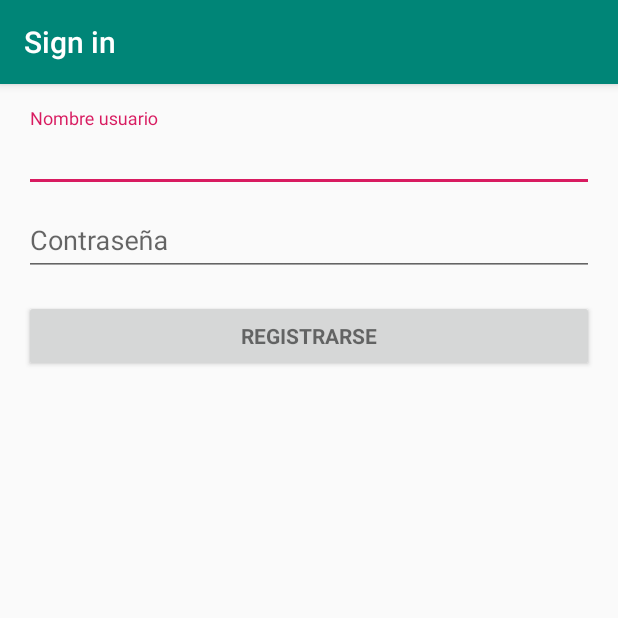
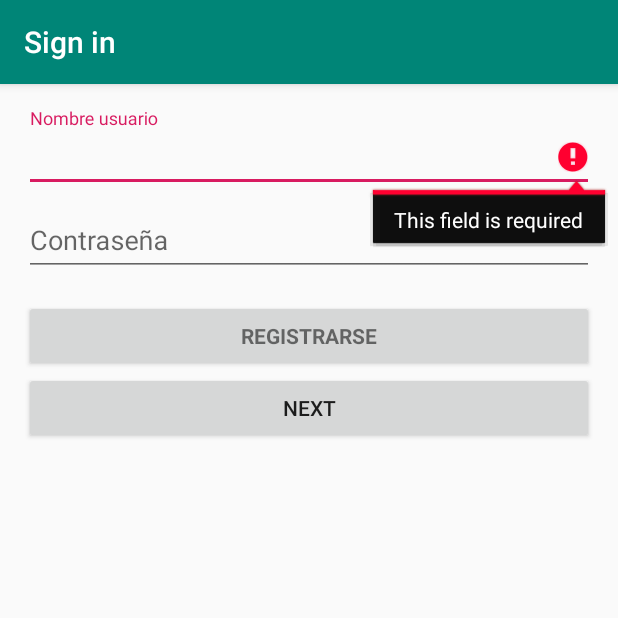
Before and after one commit to ivancolomer/hackathon, an Android app: the LoginActivity screen opened directly, with no data from a screen before it, after a tap on "REGISTRARSE", on a phone screen of 412 x 824 dp, the top half of it. Run offline under Robolectric (Android 15) with nearby library versions, the phone set to English and light mode, and no system bars; 2 statements that could not run were skipped.

Commit message:
Suka blyat

```diff
--- a/app/src/main/java/com/ibar/protectme/LoginActivity.java
+++ b/app/src/main/java/com/ibar/protectme/LoginActivity.java
@@ -69,9 +69,12 @@ public class LoginActivity extends AppCompatActivity implements LoaderCallbacks<
     protected void onCreate(Bundle savedInstanceState) {
         super.onCreate(savedInstanceState);
         setContentView(R.layout.activity_login);
+        context = LoginActivity.this;
+        goNextButtonListener();
         // Set up the login form.
         mEmailView = (AutoCompleteTextView) findViewById(R.id.email);
         populateAutoComplete();
+
 
         mPasswordView = (EditText) findViewById(R.id.password);
         mPasswordView.setOnEditorActionListener(new TextView.OnEditorActionListener() {
@@ -83,21 +86,27 @@ public class LoginActivity extends AppCompatActivity implements LoaderCallbacks<
                 }
                 return false;
             }
+
         });
 
         Button mEmailSignInButton = (Button) findViewById(R.id.email_sign_in_button);
         mEmailSignInButton.setOnClickListener(new OnClickListener() {
             @Override
             public void onClick(View view) {
-                Intent intent = new Intent(context, AlertsSectionActivity.class);
-                startActivity(intent);
-
-                //attemptLogin();
+                attemptLogin();
             }
         });
 
         mLoginFormView = findViewById(R.id.login_form);
         mProgressView = findViewById(R.id.login_progress);
+    }
+
+    private void goNextButtonListener() {
+        Button alertsButton = findViewById(R.id.next);
+        alertsButton.setOnClickListener(view -> {
+            Intent intent = new Intent(context, AlertsSectionActivity.class);
+            startActivity(intent);
+        });
     }
 
     private void populateAutoComplete() {
--- a/app/src/main/res/layout/activity_login.xml
+++ b/app/src/main/res/layout/activity_login.xml
@@ -73,6 +73,13 @@
                 android:text="Registrarse"
                 android:textStyle="bold" />
 
+            <Button
+                android:id="@+id/next"
+                android:layout_width="match_parent"
+                android:layout_height="wrap_content"
+                android:text="Next" />
+
         </LinearLayout>
     </ScrollView>
+
 </LinearLayout>
```
